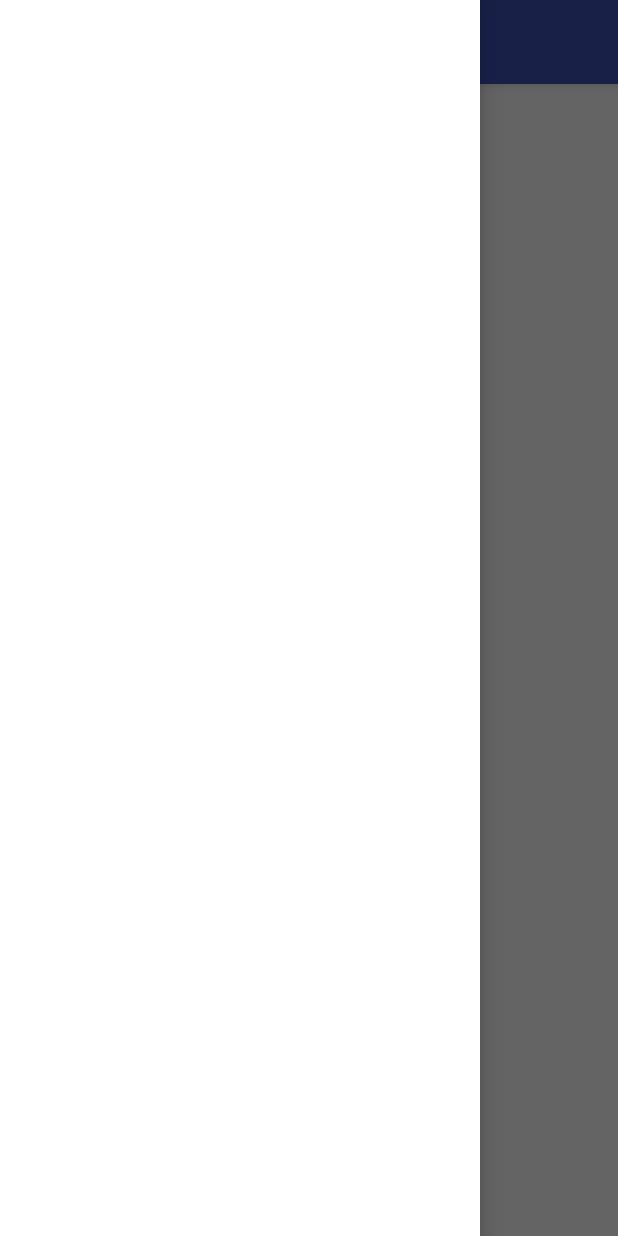
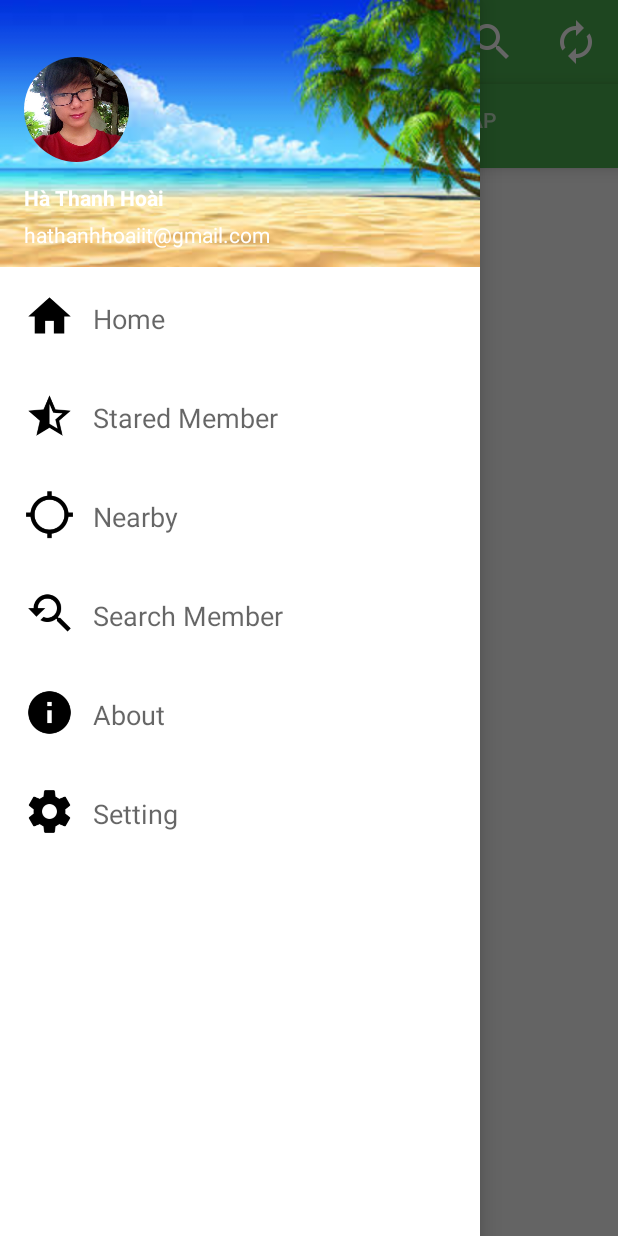
Before and after one commit to techmaster-prj/PhotoSocialApp, an Android app: the screen it shows after launch (InstaloMainActivity), with the side drawer open, on a phone screen of 412 x 824 dp. Run offline under Robolectric (Android 15) with nearby library versions, the phone set to English and light mode, and no system bars; our stand-ins replace CircleImageView.

Commit message:
Tool bar

```diff
--- /dev/null
+++ b/Instalo/app/src/main/java/TabLayout/PagerAdapter.java
@@ -0,0 +1,41 @@
+package TabLayout;
+
+import android.support.v4.app.Fragment;
+import android.support.v4.app.FragmentManager;
+import android.support.v4.app.FragmentStatePagerAdapter;
+
+/**
+ * Created by HaThanhHoai on 11/6/2015.
+ */
+public class PagerAdapter extends FragmentStatePagerAdapter {
+    int mNumOfTabs;
+    public PagerAdapter(FragmentManager fm, int NumOfTabs) {
+        super(fm);
+        this.mNumOfTabs = NumOfTabs;
+    }
+
+    @Override
+    public Fragment getItem(int position) {
+        switch (position) {
+            case 0:
+                TabFragment1 tab1 = new TabFragment1();
+                return tab1;
+            case 1:
+                TabFragment2 tab2 = new TabFragment2();
+                return tab2;
+            case 2:
+                TabFragment3 tab3 = new TabFragment3();
+                return tab3;
+            case 3:
+                TabFragment4 tab4 = new TabFragment4();
+                return tab4;
+            default:
+                return null;
+        }
+    }
+
+    @Override
+    public int getCount() {
+        return mNumOfTabs;
+    }
+}
--- /dev/null
+++ b/Instalo/app/src/main/java/TabLayout/TabFragment1.java
@@ -0,0 +1,19 @@
+package TabLayout;
+
+import android.os.Bundle;
+import android.support.v4.app.Fragment;
+import android.view.LayoutInflater;
+import android.view.View;
+import android.view.ViewGroup;
+
+import com.example.hathanhhoai.instalo.R;
+
+/**
+ * Created by HaThanhHoai on 11/6/2015.
+ */
+public class TabFragment1 extends Fragment {
+    @Override
+    public View onCreateView(LayoutInflater inflater, ViewGroup container, Bundle savedInstanceState) {
+        return inflater.inflate(R.layout.tab_fragment_1, container, false);
+    }
+}
--- /dev/null
+++ b/Instalo/app/src/main/java/TabLayout/TabFragment2.java
@@ -0,0 +1,19 @@
+package TabLayout;
+
+import android.os.Bundle;
+import android.support.v4.app.Fragment;
+import android.view.LayoutInflater;
+import android.view.View;
+import android.view.ViewGroup;
+
+import com.example.hathanhhoai.instalo.R;
+
+/**
+ * Created by HaThanhHoai on 11/6/2015.
+ */
+public class TabFragment2 extends Fragment{
+    @Override
+    public View onCreateView(LayoutInflater inflater, ViewGroup container, Bundle savedInstanceState) {
+        return inflater.inflate(R.layout.tab_fragment_2, container, false);
+    }
+}
--- a/Instalo/app/src/main/java/com/example/hathanhhoai/instalo/InstaloMainActivity.java
+++ b/Instalo/app/src/main/java/com/example/hathanhhoai/instalo/InstaloMainActivity.java
@@ -3,21 +3,103 @@ package com.example.hathanhhoai.instalo;
 import android.os.Bundle;
 import android.support.design.widget.FloatingActionButton;
 import android.support.design.widget.Snackbar;
+import android.support.design.widget.TabLayout;
+import android.support.v4.view.ViewPager;
+import android.support.v4.widget.DrawerLayout;
+import android.support.v7.app.ActionBarDrawerToggle;
 import android.support.v7.app.AppCompatActivity;
+import android.support.v7.widget.LinearLayoutManager;
+import android.support.v7.widget.RecyclerView;
 import android.support.v7.widget.Toolbar;
 import android.view.View;
 import android.view.Menu;
 import android.view.MenuItem;
 
+import TabLayout.PagerAdapter;
+
 public class InstaloMainActivity extends AppCompatActivity {
+    String TITLES[] = {"Home", "Stared Member", "Nearby", "Search Member", "About", "Setting"};
+    int ICONS[] = {R.drawable.ic_home, R.drawable.ic_star, R.drawable.ic_nearby, R.drawable.ic_search_black, R.drawable.ic_about, R.drawable.ic_settings};
 
+    String NAME = "Hà Thanh Hoài";
+    String EMAIL = "hathanhhoaiit@gmail.com";
+    int PROFILE = R.drawable.hoa;
+
+    private Toolbar toolbar;                              // Declaring the Toolbar Object
+
+    RecyclerView mRecyclerView;                           // Declaring RecyclerView
+    RecyclerView.Adapter mAdapter;                        // Declaring Adapter For Recycler View
+    RecyclerView.LayoutManager mLayoutManager;            // Declaring Layout Manager as a linear layout manager
+    DrawerLayout Drawer;                                  // Declaring DrawerLayout
+
+    ActionBarDrawerToggle mDrawerToggle;
+    TabLayout tabLayout;
     @Override
     protected void onCreate(Bundle savedInstanceState) {
         super.onCreate(savedInstanceState);
         setContentView(R.layout.activity_instalo_main);
-        Toolbar toolbar = (Toolbar) findViewById(R.id.toolbar);
+
+        Toolbar toolbar = (Toolbar) findViewById(R.id.tool_bar);
         setSupportActionBar(toolbar);
+        mRecyclerView = (RecyclerView) findViewById(R.id.RecyclerView);
 
+        mRecyclerView.setHasFixedSize(true);
+
+        mAdapter = new NavigationDrawerAdapter(TITLES, ICONS, NAME, EMAIL, PROFILE);
+        mRecyclerView.setAdapter(mAdapter);
+
+        mLayoutManager = new LinearLayoutManager(this);
+
+        mRecyclerView.setLayoutManager(mLayoutManager);
+
+        Drawer = (DrawerLayout) findViewById(R.id.DrawerLayout);
+        mDrawerToggle = new ActionBarDrawerToggle(this, Drawer, toolbar, R.string.openDrawer, R.string.closeDrawer) {
+            @Override
+            public void onDrawerClosed(View drawerView) {
+                super.onDrawerClosed(drawerView);
+            }
+
+            @Override
+            public void onDrawerOpened(View drawerView) {
+                super.onDrawerOpened(drawerView);
+            }
+        };
+        Drawer.setDrawerListener(mDrawerToggle);
+        mDrawerToggle.syncState();
+
+
+        // Tab
+
+        tabLayout = (TabLayout) findViewById(R.id.tab_layout);
+        tabLayout.addTab(tabLayout.newTab().setText("Home"));
+        tabLayout.addTab(tabLayout.newTab().setText("Top like"));
+        tabLayout.addTab(tabLayout.newTab().setText("Top Comment"));
+        tabLayout.addTab(tabLayout.newTab().setText("Map"));
+        tabLayout.setTabGravity(TabLayout.GRAVITY_FILL);
+        tabLayout.setTabMode(TabLayout.MODE_SCROLLABLE);
+
+        final ViewPager viewPager = (ViewPager) findViewById(R.id.pager);
+        final PagerAdapter adapter = new PagerAdapter
+                (getSupportFragmentManager(), tabLayout.getTabCount());
+        viewPager.setAdapter(adapter);
+        viewPager.addOnPageChangeListener(new TabLayout.TabLayoutOnPageChangeListener(tabLayout));
+
+        tabLayout.setOnTabSelectedListener(new TabLayout.OnTabSelectedListener(){
+            @Override
+            public void onTabSelected(TabLayout.Tab tab) {
+                viewPager.setCurrentItem(tab.getPosition());
+            }
+
+            @Override
+            public void onTabUnselected(TabLayout.Tab tab) {
+
+            }
+
+            @Override
+            public void onTabReselected(TabLayout.Tab tab) {
+
+            }
+        });
     }
 
     @Override
@@ -35,7 +117,10 @@ public class InstaloMainActivity extends AppCompatActivity {
         int id = item.getItemId();
 
         //noinspection SimplifiableIfStatement
-        if (id == R.id.action_settings) {
+        if (id == R.id.action_search) {
+            return true;
+        }
+        if (id == R.id.action_refresh) {
             return true;
         }
 
--- /dev/null
+++ b/Instalo/app/src/main/java/com/example/hathanhhoai/instalo/NavigationDrawerAdapter.java
@@ -0,0 +1,114 @@
+package com.example.hathanhhoai.instalo;
+
+import android.support.v7.widget.RecyclerView;
+import android.view.LayoutInflater;
+import android.view.View;
+import android.view.ViewGroup;
+import android.widget.ImageView;
+import android.widget.TextView;
+
+/**
+ * Created by HaThanhHoai on 11/6/2015.
+ */
+public class NavigationDrawerAdapter extends RecyclerView.Adapter<NavigationDrawerAdapter.ViewHolder> {
+    private static final int TYPE_HEADER = 0;
+
+    private static final int TYPE_ITEM = 1;
+
+    private String mNavTitles[];
+    private int mIcons[];
+    private String name;
+    private int profile;
+    private String email;
+
+    NavigationDrawerAdapter(String Titles[], int Icons[], String Name, String Email, int Profile) {
+        mNavTitles = Titles;
+        mIcons = Icons;
+        name = Name;
+        email = Email;
+        profile = Profile;
+    }
+
+    @Override
+    public ViewHolder onCreateViewHolder(ViewGroup parent, int viewType) {
+        if (viewType == TYPE_ITEM) {
+            View v = LayoutInflater.from(parent.getContext()).inflate(R.layout.item_row, parent, false); //Inflating the layout
+
+            ViewHolder vhItem = new ViewHolder(v, viewType); //Creating ViewHolder and passing the object of type view
+
+            return vhItem; // Returning the created object
+
+            //inflate your layout and pass it to view holder
+
+        } else if (viewType == TYPE_HEADER) {
+
+            View v = LayoutInflater.from(parent.getContext()).inflate(R.layout.header, parent, false); //Inflating the layout
+
+            ViewHolder vhHeader = new ViewHolder(v, viewType); //Creating ViewHolder and passing the object of type view
+
+            return vhHeader; //returning the object created
+
+
+        }
+        return null;
+    }
+
+    @Override
+    public void onBindViewHolder(ViewHolder holder, int position) {
+        if (holder.Holderid == 1) {                              // as the list view is going to be called after the header view so we decrement the
+            // position by 1 and pass it to the holder while setting the text and image
+            holder.textView.setText(mNavTitles[position - 1]); // Setting the Text with the array of our Titles
+            holder.imageView.setImageResource(mIcons[position - 1]);// Settimg the image with array of our icons
+        } else {
+
+            holder.profile.setImageResource(profile);           // Similarly we set the resources for header view
+            holder.Name.setText(name);
+            holder.email.setText(email);
+        }
+    }
+
+    @Override
+    public int getItemCount() {
+        return mNavTitles.length + 1;
+    }
+
+    @Override
+    public int getItemViewType(int position) {
+        if (isPositionHeader(position))
+            return TYPE_HEADER;
+
+        return TYPE_ITEM;
+    }
+
+    private boolean isPositionHeader(int position) {
+        return position == 0;
+    }
+
+    public class ViewHolder extends RecyclerView.ViewHolder {
+        int Holderid;
+
+        TextView textView;
+        ImageView imageView;
+        ImageView profile;
+        TextView Name;
+        TextView email;
+
+        public ViewHolder(View itemView, int ViewType) {
+            super(itemView);
+            if (ViewType == TYPE_ITEM) {
+                textView = (TextView) itemView.findViewById(R.id.rowText); // Creating TextView object with the id of textView from item_row.xml
+                imageView = (ImageView) itemView.findViewById(R.id.rowIcon);// Creating ImageView object with the id of ImageView from item_row.xml
+                Holderid = 1;                                               // setting holder id as 1 as the object being populated are of type item row
+            } else {
+
+
+                Name = (TextView) itemView.findViewById(R.id.name);         // Creating Text View object from header.xml for name
+                email = (TextView) itemView.findViewById(R.id.email);       // Creating Text View object from header.xml for email
+                profile = (ImageView) itemView.findViewById(R.id.circleView);// Creating Image view object from header.xml for profile pic
+                Holderid = 0;                                                // Setting holder id = 0 as the object being populated are of type header view
+            }
+        }
+
+
+    }
+}
--- a/Instalo/app/src/main/res/layout/activity_instalo_main.xml
+++ b/Instalo/app/src/main/res/layout/activity_instalo_main.xml
@@ -18,10 +18,21 @@
             android:id="@+id/tool_bar"
             layout="@layout/tool_bar"></include>
 
-        <TextView
-            android:layout_width="wrap_content"
+        <android.support.design.widget.TabLayout
+            android:id="@+id/tab_layout"
+            android:layout_width="match_parent"
             android:layout_height="wrap_content"
-            android:text="Hello World" />
+            android:layout_below="@+id/toolbar"
+            android:background="?attr/colorPrimary"
+            android:elevation="6dp"
+            android:minHeight="?attr/actionBarSize"
+            android:theme="@style/ThemeOverlay.AppCompat.Dark.ActionBar" />
+
+        <android.support.v4.view.ViewPager
+            android:id="@+id/pager"
+            android:layout_width="match_parent"
+            android:layout_height="fill_parent"
+            android:layout_below="@id/tab_layout" />
 
     </LinearLayout>
 
--- a/Instalo/app/src/main/res/layout/header.xml
+++ b/Instalo/app/src/main/res/layout/header.xml
@@ -2,12 +2,10 @@
 <RelativeLayout xmlns:android="http://schemas.android.com/apk/res/android"
     android:layout_width="match_parent"
     android:layout_height="178dp"
-    android:background="@drawable/background_poly"
+    android:background="@drawable/beach"
     android:orientation="vertical"
     android:weightSum="1">
 
-    <!-- Navigation bar -->
-    <!-- Navigation menu -->
     <LinearLayout
         android:layout_width="match_parent"
         android:layout_height="56dp"
--- a/Instalo/app/src/main/res/layout/tool_bar.xml
+++ b/Instalo/app/src/main/res/layout/tool_bar.xml
@@ -5,9 +5,6 @@
     android:background="@color/colorPrimary"
     android:theme="@style/ThemeOverlay.AppCompat.Dark"
     android:elevation="4dp"
-
-
-
     >
 
 </android.support.v7.widget.Toolbar>
--- a/Instalo/app/src/main/res/menu/menu_instalo_main.xml
+++ b/Instalo/app/src/main/res/menu/menu_instalo_main.xml
@@ -1,6 +1,17 @@
 <menu xmlns:android="http://schemas.android.com/apk/res/android"
     xmlns:app="http://schemas.android.com/apk/res-auto"
-    xmlns:tools="http://schemas.android.com/tools" tools:context=".InstaloMainActivity">
-    <item android:id="@+id/action_settings" android:title="@string/action_settings"
-        android:orderInCategory="100" app:showAsAction="never" />
+    xmlns:tools="http://schemas.android.com/tools"
+    tools:context=".InstaloMainActivity">
+    <item
+        android:id="@+id/action_search"
+        android:icon="@drawable/ic_search_white"
+        android:orderInCategory="100"
+        android:title="@string/action_settings"
+        app:showAsAction="always" />
+    <item
+        android:id="@+id/action_refresh"
+        android:icon="@drawable/ic_refresh"
+        android:orderInCategory="100"
+        android:title="@string/action_settings"
+        app:showAsAction="always" />
 </menu>
--- a/Instalo/app/src/main/res/values/colors.xml
+++ b/Instalo/app/src/main/res/values/colors.xml
@@ -1,6 +1,6 @@
 <?xml version="1.0" encoding="utf-8"?>
 <resources>
-    <color name="colorPrimary">#3F51B5</color>
-    <color name="colorPrimaryDark">#303F9F</color>
-    <color name="colorAccent">#FF4081</color>
+    <color name="colorPrimary">#4CAF50</color>
+    <color name="colorPrimaryDark">#388E3C</color>
+    <color name="colorAccent">#FF5252</color>
 </resources>
--- a/Instalo/app/src/main/res/values/strings.xml
+++ b/Instalo/app/src/main/res/values/strings.xml
@@ -1,4 +1,6 @@
 <resources>
     <string name="app_name">Instalo</string>
     <string name="action_settings">Settings</string>
+    <string name="openDrawer" />
+    <string name="closeDrawer" />
 </resources>
```
Also changed, not shown: Instalo/app/src/main/java/TabLayout/TabFragment3.java (added, +21 -0 lines), Instalo/app/src/main/java/TabLayout/TabFragment4.java (added, +21 -0 lines), Instalo/app/src/main/res/layout/tab_fragment_1.xml (added, +14 -0 lines), Instalo/app/src/main/res/layout/tab_fragment_2.xml (added, +14 -0 lines), Instalo/app/src/main/res/layout/tab_fragment_3.xml (added, +14 -0 lines), Instalo/app/src/main/res/layout/tab_fragment_4.xml (added, +14 -0 lines), Instalo/app/src/main/res/drawable/beach.jpg (added), 1 other file.
